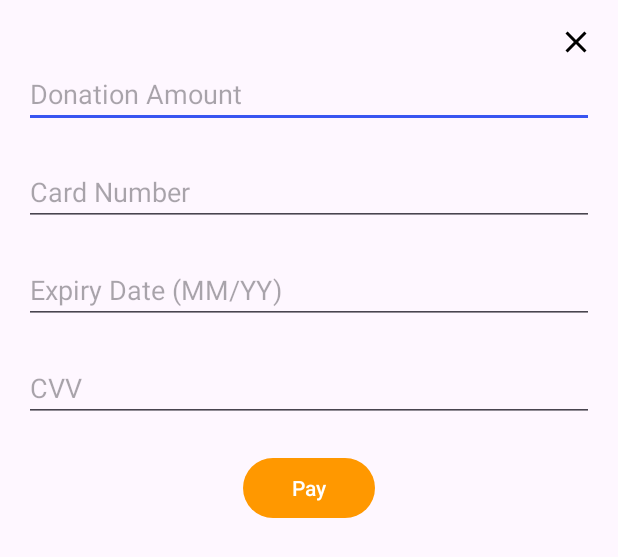
After one commit to Jeksper00/Assignment, an Android app: the layout layout_payment_creditcard.xml on its own in the app's theme, with its tools: preview values and no code run, on a phone screen of 412 x 824 dp. The commit adds this screen. Shown: the top 557 px of the screen. Run offline under Robolectric (Android 15) with nearby library versions, the phone set to English and light mode, and no system bars.

Commit message:
28/9/2023 7：50PM

```diff
--- /dev/null
+++ b/app/src/main/res/layout/layout_payment_creditcard.xml
@@ -0,0 +1,81 @@
+<?xml version="1.0" encoding="utf-8"?>
+<LinearLayout xmlns:android="http://schemas.android.com/apk/res/android"
+    xmlns:app="http://schemas.android.com/apk/res-auto"
+    xmlns:tools="http://schemas.android.com/tools"
+    android:layout_width="match_parent"
+    android:layout_height="match_parent"
+    android:orientation="vertical"
+    android:padding="16dp"
+    android:theme="@style/Theme.User"
+    android:id="@+id/user_paymentDialog"
+    tools:context=".UserFragment.UserHomeActivityViewFragment">
+
+    <ImageView
+        android:id="@+id/user_payDialog_closeButton"
+        android:layout_width="wrap_content"
+        android:layout_height="wrap_content"
+        android:layout_gravity="end"
+        app:srcCompat="@drawable/close_icon" />
+
+    <EditText
+        android:id="@+id/etAmount"
+        android:layout_width="match_parent"
+        android:layout_height="wrap_content"
+        android:hint="Donation Amount"
+        android:inputType="number" />
+
+    <com.google.android.material.textfield.TextInputLayout
+        android:id="@+id/etAmountInputError"
+        android:layout_width="wrap_content"
+        android:layout_height="wrap_content"
+        app:layout_constraintStart_toStartOf="parent" />
+
+    <EditText
+        android:id="@+id/etCardNumber"
+        android:layout_width="match_parent"
+        android:layout_height="wrap_content"
+        android:layout_marginTop="20dp"
+        android:hint="Card Number"
+        android:inputType="number" />
+
+    <com.google.android.material.textfield.TextInputLayout
+        android:id="@+id/etCardNumberInputError"
+        android:layout_width="wrap_content"
+        android:layout_height="wrap_content"
+        app:layout_constraintStart_toStartOf="parent" />
+
+    <EditText
+        android:id="@+id/etExpiryDate"
+        android:layout_width="match_parent"
+        android:layout_height="wrap_content"
+        android:layout_marginTop="20dp"
+        android:hint="Expiry Date (MM/YY)" />
+
+    <com.google.android.material.textfield.TextInputLayout
+        android:id="@+id/etExpiryDateInputError"
+        android:layout_width="wrap_content"
+        android:layout_height="wrap_content"
+        app:layout_constraintStart_toStartOf="parent"/>
+
+    <EditText
+        android:id="@+id/etCvv"
+        android:layout_width="match_parent"
+        android:layout_height="wrap_content"
+        android:layout_marginTop="20dp"
+        android:hint="CVV"
+        android:inputType="number|numberPassword" />
+
+    <com.google.android.material.textfield.TextInputLayout
+        android:id="@+id/etCvvInputError"
+        android:layout_width="wrap_content"
+        android:layout_height="wrap_content"
+        app:layout_constraintStart_toStartOf="parent" />
+
+    <Button
+        android:id="@+id/btnPay"
+        android:layout_width="wrap_content"
+        android:layout_height="wrap_content"
+        android:layout_marginTop="20dp"
+        android:layout_gravity="center"
+        android:text="Pay" />
+</LinearLayout>
--- a/app/src/main/res/values/dimens.xml
+++ b/app/src/main/res/values/dimens.xml
@@ -3,4 +3,5 @@
     <dimen name="buttonRadius">16dp</dimen>
     <dimen name="titleTextSize">25sp</dimen>
     <dimen name="smallTitle">20sp</dimen>
+    <dimen name="errorMessage">10dp</dimen>
 </resources>
--- a/app/src/main/res/values/styles.xml
+++ b/app/src/main/res/values/styles.xml
@@ -4,4 +4,5 @@
         <item name="android:background">@color/blue</item>
     </style>
 
+
 </resources>
```
Also changed, not shown: app/src/main/java/com/example/assignment/AdminActivityCreateActivity.kt (+20 -3 lines), app/src/main/java/com/example/assignment/AdminFragment/AdminActivityFragment.kt (+12 -10 lines), app/src/main/java/com/example/assignment/AdminHomeActivity.kt (+24 -1 lines), app/src/main/java/com/example/assignment/UserFragment/UserHomeActivityViewFragment.kt (+49 -16 lines).
